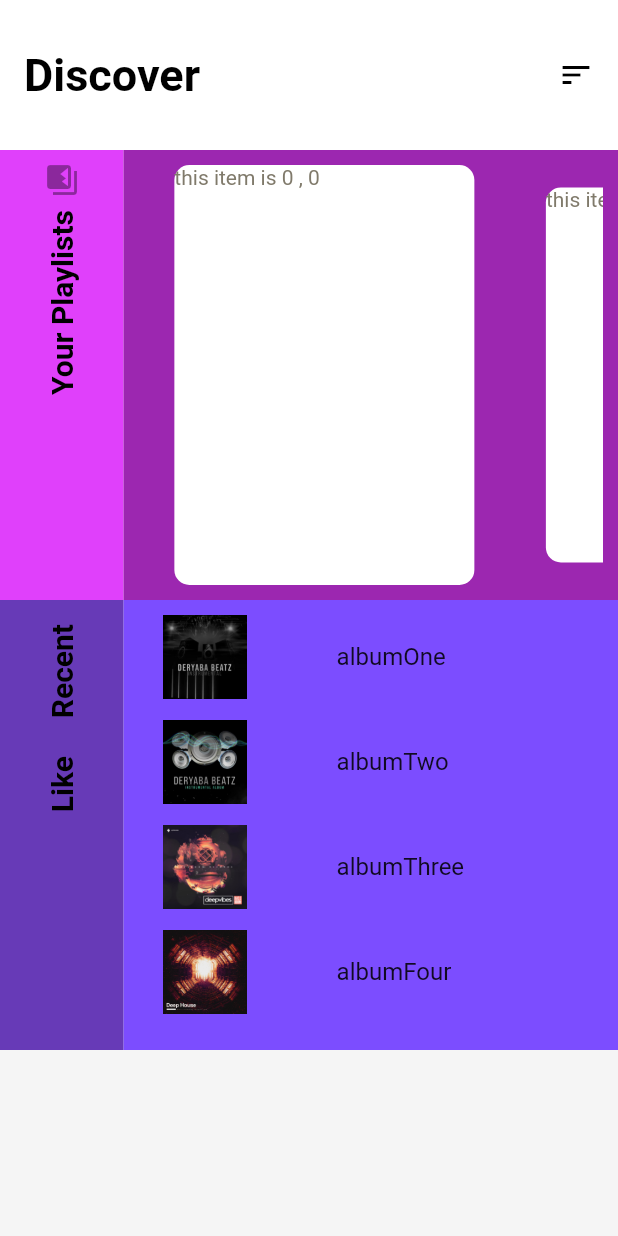
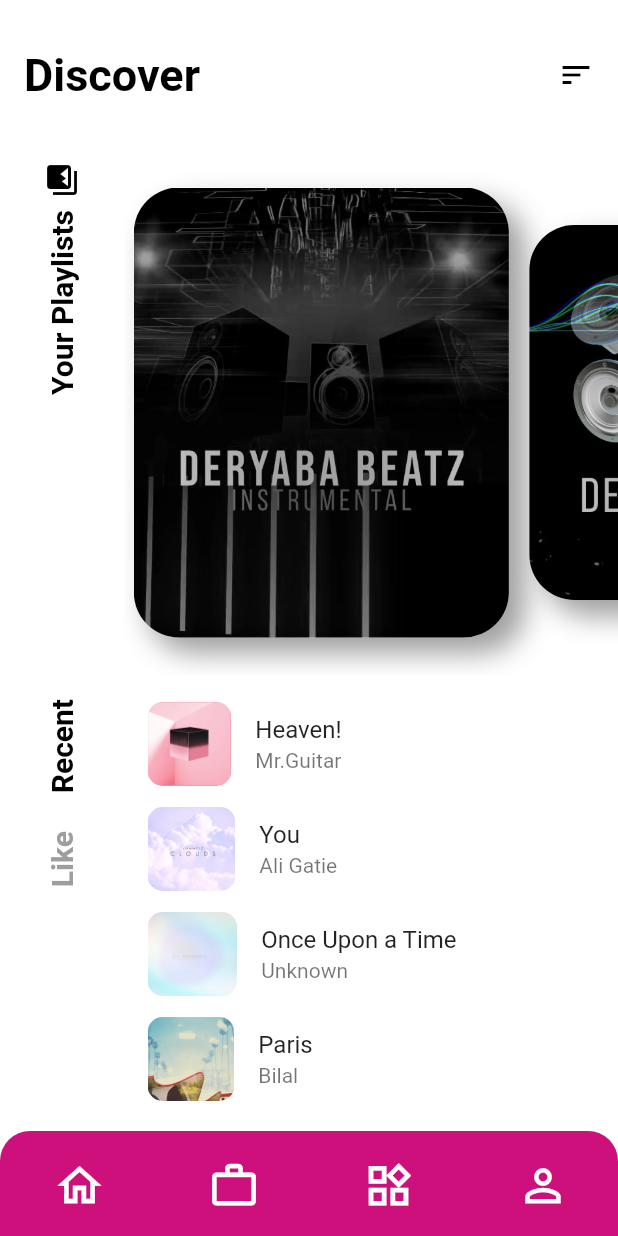
Before and after one commit to khmiri/Flutter-Music-Player, a Flutter app: the screen it shows after launch, on a phone screen of 412 x 824 dp. Run offline on Flutter 3.47's test engine with Material 2 defaults, Android fonts, the phone set to English and light mode, and no system bars.

Commit message:
adding assets & ListTile widget

```diff
--- a/lib/utils/theme.dart
+++ b/lib/utils/theme.dart
@@ -3,7 +3,7 @@ import 'package:flutter/material.dart';
 
  ThemeData customLightTheme() {
 
- TextTheme _customLightThemesTextTheme(TextTheme base) {
+ TextTheme customLightThemesTextTheme(TextTheme base) {
  return base.copyWith(
  headline1: base.headline1?.copyWith(
  fontSize: 22.0,
@@ -22,20 +22,19 @@ import 'package:flutter/material.dart';
  color: Colors.grey,
  ),
  caption: base.caption?.copyWith(
- color: Color(0xFFCCC5AF),
+ color:const Color(0xFFCCC5AF),
  ),
- bodyText2: base.bodyText2?.copyWith(color: Color(0xFF807A6B)),
+ bodyText2: base.bodyText2?.copyWith(color:const Color(0xFF807A6B)),
  bodyText1: base.bodyText1?.copyWith(color: Colors.brown),
  );
  }
 
  final ThemeData lightTheme = ThemeData.light();
  return lightTheme.copyWith(
- textTheme: _customLightThemesTextTheme(lightTheme.textTheme),
- primaryColor: Color(0xffce107c),
- indicatorColor: Color(0xFF807A6B),
- scaffoldBackgroundColor: Color(0xFFF5F5F5),
- accentColor: Color(0xFFFFF8E1),
+ textTheme: customLightThemesTextTheme(lightTheme.textTheme),
+ primaryColor:const Color(0xffce107c),
+ indicatorColor:const Color(0xFF807A6B),
+ scaffoldBackgroundColor:const Color(0xFFF5F5F5),
  primaryIconTheme: lightTheme.primaryIconTheme.copyWith(
  color: Colors.white,
  size: 20,
@@ -43,10 +42,9 @@ import 'package:flutter/material.dart';
  iconTheme: lightTheme.iconTheme.copyWith(
  color: Colors.white,
  ),
- buttonColor: Colors.white,
  backgroundColor: Colors.white,
  tabBarTheme: lightTheme.tabBarTheme.copyWith(
- labelColor: Color(0xffce107c),
+ labelColor:const Color(0xffce107c),
  unselectedLabelColor: Colors.grey,
  ),
  buttonTheme: lightTheme.buttonTheme.copyWith(buttonColor: Colors.red),
@@ -59,8 +57,7 @@ import 'package:flutter/material.dart';
  final ThemeData darkTheme = ThemeData.dark();
  return darkTheme.copyWith(
  primaryColor: Colors.black38,
- indicatorColor: Color(0xFF807A6B),
- accentColor: Color(0xFFFFF8E1),
+ indicatorColor:const Color(0xFF807A6B),
  primaryIconTheme: darkTheme.primaryIconTheme.copyWith(
  color: Colors.green,
  size: 20,
--- a/lib/widgets/pages/homepage.dart
+++ b/lib/widgets/pages/homepage.dart
@@ -1,4 +1,6 @@
 import 'package:flutter/material.dart';
+import '../views/my_app_bar.dart';
+import '../views/mybottom_navbar.dart';
 import '../views/rotated_text_btn.dart';
 import '../views/play_list_item.dart';
 
@@ -13,18 +15,19 @@ class MyHomePage extends StatefulWidget {
 
 class _MyHomePageState extends State<MyHomePage> {
   final PageController controller = PageController(viewportFraction: 0.8);
-  static const List<Color> _colorsList = [
-    Colors.red,
-    Colors.amber,
-    Colors.blue,
-    Colors.black38
+
+  static const List<String> _imageAssets = [
+    "assets/images/albumOne.jpeg",
+    "assets/images/albumTwo.jpeg",
+    "assets/images/albumThree.jpeg",
+    "assets/images/albumFour.jpeg",
   ];
 
-  static const List<String> _imageAssets = [
-    "albumOne",
-    "albumTwo",
-    "albumThree",
-    "albumFour",
+  static const List<Map> songs = [
+    {"imgPath": "assets/songs/123.png", "title": "Heaven!","subTitle":"Mr.Guitar"},
+    {"imgPath": "assets/songs/124.png", "title": "You","subTitle":"Ali Gatie"},
+    {"imgPath": "assets/songs/125.png", "title": "Once Upon a Time","subTitle":"Unknown"},
+    {"imgPath": "assets/songs/126.png", "title": "Paris","subTitle":"Bilal"},
   ];
 
   int selectedItem = 0;
@@ -34,26 +37,12 @@ class _MyHomePageState extends State<MyHomePage> {
     final querySize = MediaQuery.of(context).size;
 
     return Scaffold(
-      appBar: AppBar(
       backgroundColor: Colors.white,
-        toolbarHeight: 100,
-        shadowColor: Colors.transparent,
-        title: Row(children: [
-          const Text(
-            "Discover",
-            style: TextStyle(
-              fontSize: 30,
-              color: Colors.black,
-              fontWeight: FontWeight.bold,
-            ),
-          ),
-          Expanded(child: Container()),
-          const Icon(
-            Icons.sort,
-            color: Colors.black,
-          )
-        ]),
-      ),
+      //AppBar with title and icon
+      appBar: const MyAppBar(),
+      //
+      bottomNavigationBar: const MyBottomNavBar(),
+
       body: SafeArea(
         child: SingleChildScrollView(
             child: Row(
@@ -63,29 +52,29 @@ class _MyHomePageState extends State<MyHomePage> {
               width: querySize.width * .2,
               child: Column(
                 children: [
-                  Container(
+                  const SizedBox(
                     width: double.infinity,
-                    height: 300,
-                    decoration: const BoxDecoration(color: Colors.purpleAccent),
-                    child: const RotatedTextBtn(
+                    height: 350,
+                    // decoration: const BoxDecoration(color: Colors.purpleAccent),
+                    child: RotatedTextBtn(
                       myLable: "Your Playlists",
                       myIcon: Icons.collections,
                     ),
                   ),
-                  Container(
+                  SizedBox(
                     width: double.infinity,
                     height: 300,
-                    decoration: const BoxDecoration(color: Colors.deepPurple),
+                    // decoration: const BoxDecoration(color: Colors.deepPurple),
                     child: Column(
                         mainAxisAlignment: MainAxisAlignment.start,
                         crossAxisAlignment: CrossAxisAlignment.start,
                         children: const [
                           RotatedTextBtn(
                             myLable: "Recent",
-                        //myIcon: Icons.collections,
                           ),
                           RotatedTextBtn(
                             myLable: "Like",
+                            disabled: true,
                             //myIcon: Icons.collections,
                           ),
                         ]),
@@ -98,11 +87,11 @@ class _MyHomePageState extends State<MyHomePage> {
               width: querySize.width * .8,
               child: Column(
                 children: [
-                  Container(
-                    padding: const EdgeInsets.all(10),
+                  SizedBox(
+                    //padding: const EdgeInsets.all(10),
                     width: double.infinity,
-                    height: 300,
-                    decoration: const BoxDecoration(color: Colors.purple),
+                    height: 350,
+                    // decoration: const BoxDecoration(color: Colors.purple),
                     child: PageView.builder(
                       /// [PageView.scrollDirection] defaults to [Axis.horizontal].
                       /// Use [Axis.vertical] to scroll vertically.
@@ -111,37 +100,32 @@ class _MyHomePageState extends State<MyHomePage> {
                         setState(() {
                           selectedItem = index;
                         });
-                        print("$selectedItem");
                       },
                       controller: controller,
                       padEnds: false,
                       itemBuilder: ((context, index) => PlayListItem(
                             index: index,
                             selectedIndex: selectedItem,
+                            imagePath: _imageAssets[index],
                           )),
                     ),
                   ),
                   Container(
-                    padding: const EdgeInsets.all(10),
+                    padding: const EdgeInsets.only(top: 10, bottom: 10),
                     width: double.infinity,
                     height: 300,
-                    decoration:
-                        const BoxDecoration(color: Colors.deepPurpleAccent),
+                    // decoration:
+                    //     const BoxDecoration(color: Colors.deepPurpleAccent),
                     child: Column(
                       mainAxisAlignment: MainAxisAlignment.start,
                       crossAxisAlignment: CrossAxisAlignment.start,
-                      children: _imageAssets.map((e) {
-                        return Expanded(
-                          child: ListTile(
-                            minLeadingWidth: 100,
-                            leading: SizedBox(
-                              height: 100,
-                              child: Image.asset(
-                                  "assets/images/${e.toString()}.jpeg"),
-                            ),
-                            title: Text(e.toString()),
-                          ),
-                        );
+                      //
+                      //Generating a list
+                      //by mapping through a list of songs (images and titles)
+                      //
+                      children: songs.map((e) {
+                        //Recent item ( ListTile )
+                        return _recentItem(e);
                       }).toList(),
                     ),
                   ),
@@ -153,4 +137,26 @@ class _MyHomePageState extends State<MyHomePage> {
       ),
     );
   }
+
+//
+// this method creates a listTile for recent songs list
+//
+  Widget _recentItem(Map e) {
+    return Expanded(
+      child: ListTile(
+
+        leading: SizedBox(
+          height: 100,
+          //ClipRRect so Image widget can have rounded corners
+          child: ClipRRect(
+            borderRadius: const BorderRadius.all(Radius.circular(10)),
+            child: Image.asset(e["imgPath"].toString()),
+          ),
+        ),
+        title: Text(e["title"].toString()),
+        subtitle: Text(e["subTitle"].toString()),
+
+      ),
+    );
   }
+}
--- /dev/null
+++ b/lib/widgets/views/my_app_bar.dart
@@ -0,0 +1,43 @@
+import 'package:flutter/material.dart';
+
+class MyAppBar extends StatelessWidget  implements PreferredSizeWidget {
+  const MyAppBar({
+    Key? key,
+  }) : super(key: key);
+
+//
+@override
+  Size get preferredSize => const Size.fromHeight(100);
+
+  @override
+  Widget build(BuildContext context) {
+    return AppBar(
+      backgroundColor: Colors.white,
+      toolbarHeight: 100,
+      shadowColor: Colors.transparent,
+      //a Row to add Two widgets besides eachother
+      title: Row(children: [
+        const Text(
+          "Discover",
+          style: TextStyle(
+            fontSize: 30,
+            color: Colors.black,
+            fontWeight: FontWeight.bold,
+          ),
+        ),
+        //
+        // to give space between
+        //
+        Expanded(child: Container()),
+
+        //
+        //Drawer or menu Icon
+        //
+        const Icon(
+          Icons.sort,
+          color: Colors.black,
+        )
+      ]),
+    );
+  }
+}
--- /dev/null
+++ b/lib/widgets/views/mybottom_navbar.dart
@@ -0,0 +1,62 @@
+import 'package:flutter/material.dart';
+
+class MyBottomNavBar extends StatelessWidget {
+  const MyBottomNavBar({
+    Key? key,
+  }) : super(key: key);
+
+  @override
+  Widget build(BuildContext context) {
+    return Container(
+      height: 70,
+      decoration: BoxDecoration(
+        color: Theme.of(context).primaryColor,
+        borderRadius: const BorderRadius.only(
+          topLeft: Radius.circular(20),
+          topRight: Radius.circular(20),
+        ),
+      ),
+      child: Row(
+        mainAxisAlignment: MainAxisAlignment.spaceAround,
+        children: [
+          IconButton(
+            enableFeedback: false,
+            onPressed: () {},
+            icon: const Icon(
+              Icons.home_outlined,
+              color: Colors.white,
+              size: 35,
+            ),
+          ),
+          IconButton(
+            enableFeedback: false,
+            onPressed: () {},
+            icon: const Icon(
+              Icons.work_outline_outlined,
+              color: Colors.white,
+              size: 35,
+            ),
+          ),
+          IconButton(
+            enableFeedback: false,
+            onPressed: () {},
+            icon: const Icon(
+              Icons.widgets_outlined,
+              color: Colors.white,
+              size: 35,
+            ),
+          ),
+          IconButton(
+            enableFeedback: false,
+            onPressed: () {},
+            icon: const Icon(
+              Icons.person_outline,
+              color: Colors.white,
+              size: 35,
+            ),
+          ),
+        ],
+      ),
+    );
+  }
+}
--- a/lib/widgets/views/play_list_item.dart
+++ b/lib/widgets/views/play_list_item.dart
@@ -1,12 +1,18 @@
-
 import 'package:flutter/material.dart';
 
 class PlayListItem extends StatefulWidget {
+  //indicates the index of this widget within the list ( in PageView)
   final int? index;
+  //which index is visible, if the current we would change the size of this widget
   final int? selectedIndex;
+  //Playlist cover or background path
+  final String? imagePath;
+
+  //
   const PlayListItem({
     required this.index,
     required this.selectedIndex,
+    this.imagePath,
     Key? key,
   }) : super(key: key);
 
@@ -17,23 +23,45 @@ class PlayListItem extends StatefulWidget {
 class _PlayListItemState extends State<PlayListItem> {
   @override
   Widget build(BuildContext context) {
+    // [True] if this widget's index equals the selected item within the list ( in PageView)
     bool isSelected = (widget.index == widget.selectedIndex);
 
+    // Align widget so we can adjust the item's size inside the PageView.
     return Align(
-      child: Padding(
-        padding: const EdgeInsets.all(0),
       child: AnimatedContainer(
+        // if Selected [True] the hight should be higher.
         height: isSelected ? 300 : 250,
-          width:  200,
+        // width is fixed.
+        width: 250,
         decoration: const BoxDecoration(
           color: Colors.white,
-            borderRadius: BorderRadius.all(Radius.circular(10)),
+          borderRadius: BorderRadius.all(Radius.circular(30)),
+          boxShadow: [
+            BoxShadow(
+              color: Colors.black38,
+              blurRadius:15,
+              spreadRadius: .1,
+             offset: Offset(10,10),
+            ),
+          ],
         ),
         // Define how long the animation should take.
         duration: const Duration(milliseconds: 400),
-          // Provide an optional curve to make the animation feel smoother.
-          curve: Curves.fastOutSlowIn,
-          child: Text("this item is ${widget.index} , ${widget.selectedIndex}"),
+        // Provides an optional curve to make the animation feel smoother.
+        curve: Curves.easeIn,
+        //Playlist background
+        //
+        // ClipRRect to clip Image widget and give it rounded corners
+        //
+        child: ClipRRect(
+          borderRadius: BorderRadius.circular(30.0),
+          //Album cover image path, if null we use default pic
+          child: Image.asset(
+            widget.imagePath ?? "assets/images/ph.png",
+            height: isSelected ? 300 : 250,
+            width: 200,
+            fit: BoxFit.fitHeight,
+          ),
         ),
       ),
     );
--- a/lib/widgets/views/rotated_text_btn.dart
+++ b/lib/widgets/views/rotated_text_btn.dart
@@ -3,18 +3,22 @@ import 'package:flutter/material.dart';
 class RotatedTextBtn extends StatelessWidget {
   final String? myLable;
   final IconData? myIcon;
+  final bool? disabled;
 
   final VoidCallback? myCallBack;
 
-  const RotatedTextBtn({
-    this.myLable,
+   const RotatedTextBtn({
+    required this.myLable,
     this.myIcon,
+    this.disabled=false,
     this.myCallBack,
     Key? key,
-  }) : super(key: key);
+  }) : assert(disabled!=null,"disabled cannot be null"),super(key: key) ;
 
   @override
   Widget build(BuildContext context) {
+
+
     return Align(
         alignment: Alignment.topCenter,
         child: RotatedBox(
@@ -23,14 +27,14 @@ class RotatedTextBtn extends StatelessWidget {
               onPressed: myCallBack,
               icon: Text(
                 myLable ?? "",
-                style: const TextStyle(
-                  color: Colors.black,
+                style: TextStyle(
+                  color:disabled!?Colors.grey:Colors.black,
                   fontSize: 20,
                   fontWeight: FontWeight.bold,
                 ),
               ),
               label: myIcon != null
-                  ? Icon(myIcon)
+                  ? Icon(myIcon,color: Colors.black,)
                   : const SizedBox(
                       width: 0,
                     ),
--- a/pubspec.yaml
+++ b/pubspec.yaml
@@ -65,6 +65,11 @@ flutter:
     - assets/images/albumTwo.jpeg
     - assets/images/albumThree.jpeg
     - assets/images/albumFour.jpeg
+    - assets/images/ph.png
+    - assets/songs/123.png
+    - assets/songs/124.png
+    - assets/songs/125.png
+    - assets/songs/126.png
 
 
   # An image asset can refer to one or more resolution-specific "variants", see
```
Also changed, not shown: assets/images/ph.png (added), assets/songs/123.png (added), assets/songs/124.png (added), assets/songs/125.png (added), assets/songs/126.png (added). Lines whose indentation alone changed are shown as unchanged.
